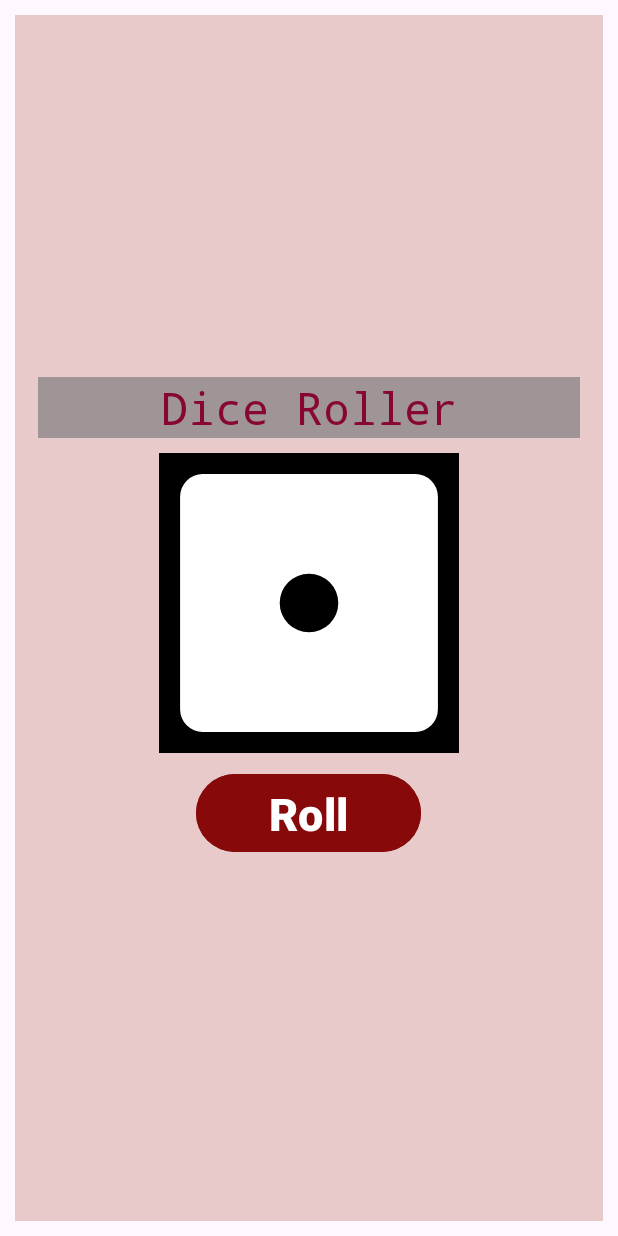
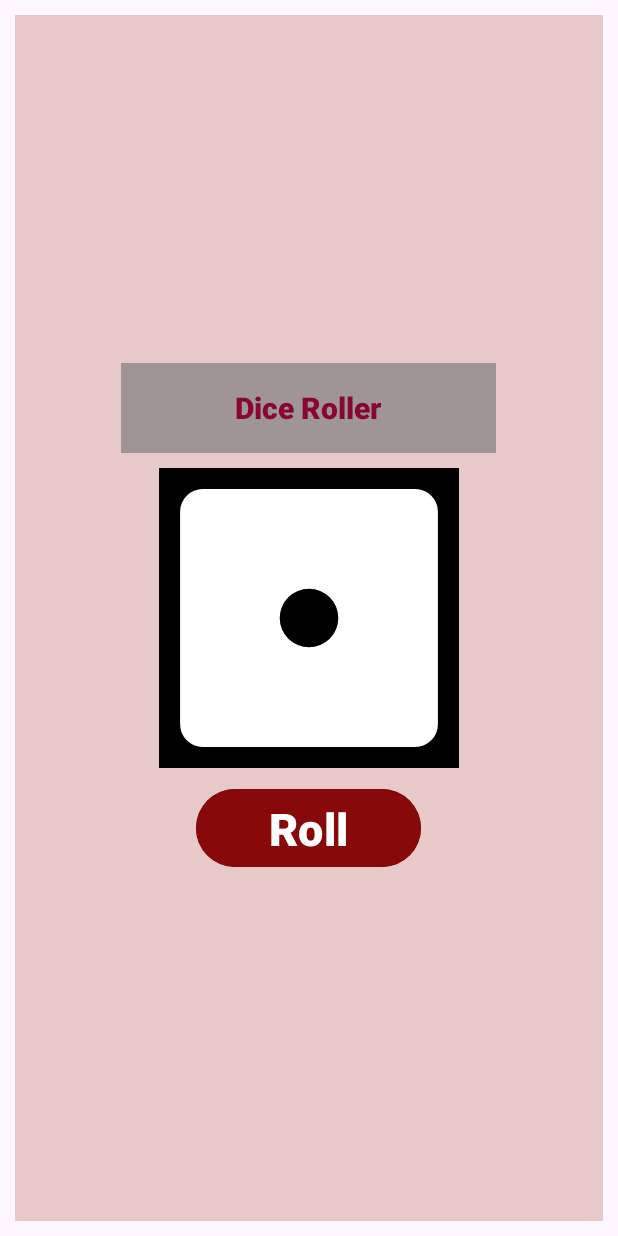
Before and after one commit to Adamweb-jido/DiceRoller, an Android app: the layout activity_main.xml on its own in the app's theme, with its tools: preview values and no code run, on a phone screen of 412 x 824 dp. Run offline under Robolectric (Android 15) with nearby library versions, the phone set to English and light mode, and no system bars.

Commit message:
final commit

```diff
--- a/app/src/main/java/com/adamweb/diceroller/MainActivity.kt
+++ b/app/src/main/java/com/adamweb/diceroller/MainActivity.kt
@@ -33,6 +33,7 @@ class MainActivity : AppCompatActivity() {
                 else -> R.drawable.dice_six_faces_six
             }
             binding.myImg.setImageResource(diceImages)
+            binding.myText.text = "NO. Of Face(s): $diceRoll"
         }
 
     }
--- a/app/src/main/res/layout/activity_main.xml
+++ b/app/src/main/res/layout/activity_main.xml
@@ -13,12 +13,14 @@
 
     <TextView
         android:id="@+id/myText"
-        android:layout_width="match_parent"
-        android:layout_height="wrap_content"
+        android:layout_width="250dp"
+        android:layout_height="60dp"
         android:text="Dice Roller"
-        android:textSize="30sp"
+        android:textSize="20sp"
+        android:textStyle="bold"
+        android:gravity="center"
         android:textAlignment="center"
-        android:fontFamily="monospace"
+        android:fontFamily="sans-serif-black"
         android:textColor="#880632"
         android:background="#5205262B"/>
 
```
